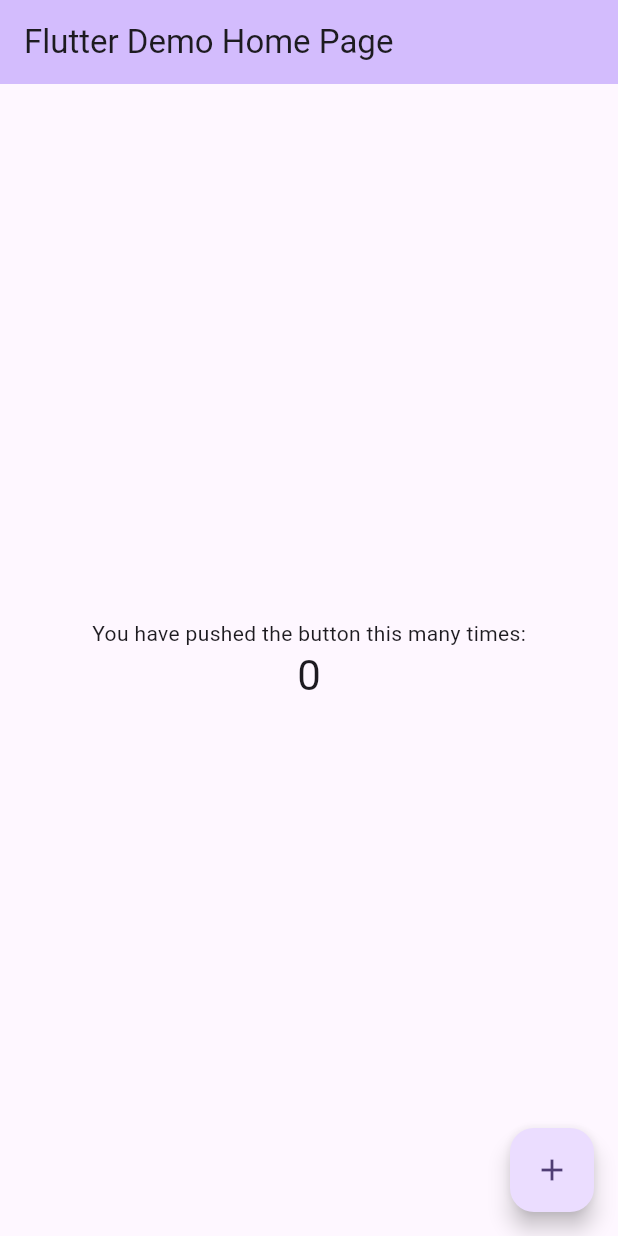
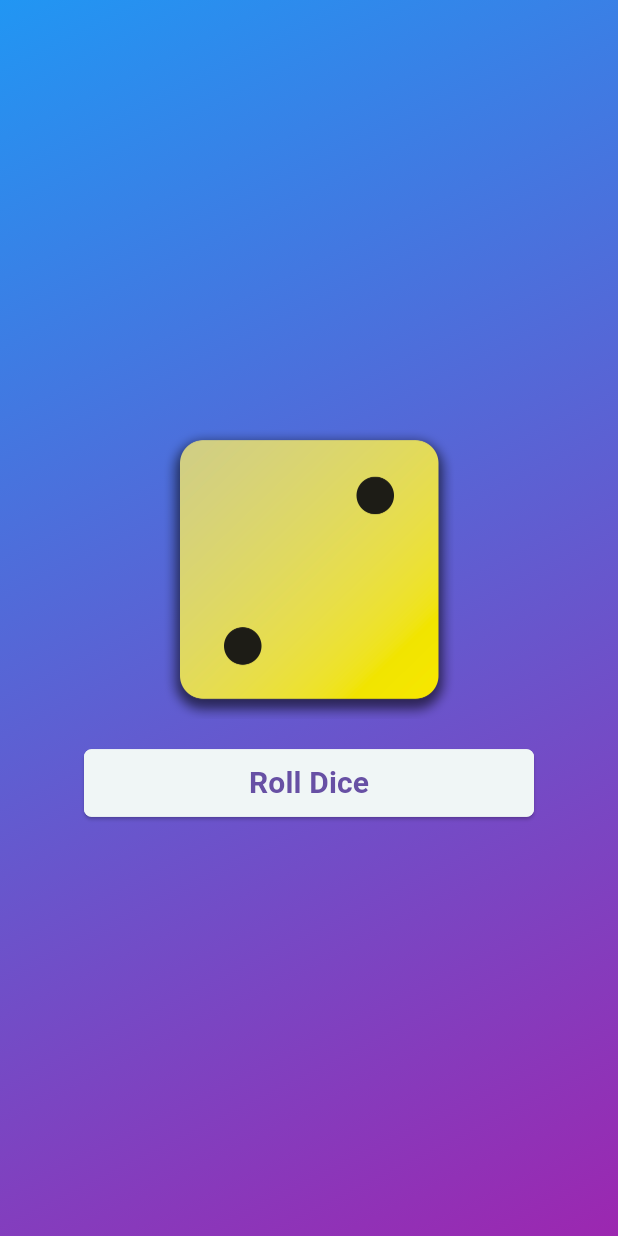
Before and after one commit to SRobles97/dice_app, a Flutter app: the screen it shows after launch, on a phone screen of 412 x 824 dp. Run offline on Flutter 3.47's test engine with Material 3 defaults, Android fonts, the phone set to English and light mode, and no system bars; our stand-ins replace flutter_animate.

Commit message:
Programada interacción con imagen y botón del dado

```diff
--- a/lib/main.dart
+++ b/lib/main.dart
@@ -1,125 +1,19 @@
 import 'package:flutter/material.dart';
 
+import 'package:dice_app/views/home_page.dart';
+
 void main() {
-  runApp(const MyApp());
+  runApp(const DiceApp());
 }
 
-class MyApp extends StatelessWidget {
-  const MyApp({super.key});
+class DiceApp extends StatelessWidget {
+  const DiceApp({super.key});
 
-  // This widget is the root of your application.
   @override
   Widget build(BuildContext context) {
-    return MaterialApp(
-      title: 'Flutter Demo',
-      theme: ThemeData(
-        // This is the theme of your application.
-        //
-        // TRY THIS: Try running your application with "flutter run". You'll see
-        // the application has a purple toolbar. Then, without quitting the app,
-        // try changing the seedColor in the colorScheme below to Colors.green
-        // and then invoke "hot reload" (save your changes or press the "hot
-        // reload" button in a Flutter-supported IDE, or press "r" if you used
-        // the command line to start the app).
-        //
-        // Notice that the counter didn't reset back to zero; the application
-        // state is not lost during the reload. To reset the state, use hot
-        // restart instead.
-        //
-        // This works for code too, not just values: Most code changes can be
-        // tested with just a hot reload.
-        colorScheme: ColorScheme.fromSeed(seedColor: Colors.deepPurple),
-        useMaterial3: true,
-      ),
-      home: const MyHomePage(title: 'Flutter Demo Home Page'),
+    return const MaterialApp(
+      title: 'Dice App',
+      home: HomePage(),
     );
   }
 }
-
-class MyHomePage extends StatefulWidget {
-  const MyHomePage({super.key, required this.title});
-
-  // This widget is the home page of your application. It is stateful, meaning
-  // that it has a State object (defined below) that contains fields that affect
-  // how it looks.
-
-  // This class is the configuration for the state. It holds the values (in this
-  // case the title) provided by the parent (in this case the App widget) and
-  // used by the build method of the State. Fields in a Widget subclass are
-  // always marked "final".
-
-  final String title;
-
-  @override
-  State<MyHomePage> createState() => _MyHomePageState();
-}
-
-class _MyHomePageState extends State<MyHomePage> {
-  int _counter = 0;
-
-  void _incrementCounter() {
-    setState(() {
-      // This call to setState tells the Flutter framework that something has
-      // changed in this State, which causes it to rerun the build method below
-      // so that the display can reflect the updated values. If we changed
-      // _counter without calling setState(), then the build method would not be
-      // called again, and so nothing would appear to happen.
-      _counter++;
-    });
-  }
-
-  @override
-  Widget build(BuildContext context) {
-    // This method is rerun every time setState is called, for instance as done
-    // by the _incrementCounter method above.
-    //
-    // The Flutter framework has been optimized to make rerunning build methods
-    // fast, so that you can just rebuild anything that needs updating rather
-    // than having to individually change instances of widgets.
-    return Scaffold(
-      appBar: AppBar(
-        // TRY THIS: Try changing the color here to a specific color (to
-        // Colors.amber, perhaps?) and trigger a hot reload to see the AppBar
-        // change color while the other colors stay the same.
-        backgroundColor: Theme.of(context).colorScheme.inversePrimary,
-        // Here we take the value from the MyHomePage object that was created by
-        // the App.build method, and use it to set our appbar title.
-        title: Text(widget.title),
-      ),
-      body: Center(
-        // Center is a layout widget. It takes a single child and positions it
-        // in the middle of the parent.
-        child: Column(
-          // Column is also a layout widget. It takes a list of children and
-          // arranges them vertically. By default, it sizes itself to fit its
-          // children horizontally, and tries to be as tall as its parent.
-          //
-          // Column has various properties to control how it sizes itself and
-          // how it positions its children. Here we use mainAxisAlignment to
-          // center the children vertically; the main axis here is the vertical
-          // axis because Columns are vertical (the cross axis would be
-          // horizontal).
-          //
-          // TRY THIS: Invoke "debug painting" (choose the "Toggle Debug Paint"
-          // action in the IDE, or press "p" in the console), to see the
-          // wireframe for each widget.
-          mainAxisAlignment: MainAxisAlignment.center,
-          children: <Widget>[
-            const Text(
-              'You have pushed the button this many times:',
-            ),
-            Text(
-              '$_counter',
-              style: Theme.of(context).textTheme.headlineMedium,
-            ),
-          ],
-        ),
-      ),
-      floatingActionButton: FloatingActionButton(
-        onPressed: _incrementCounter,
-        tooltip: 'Increment',
-        child: const Icon(Icons.add),
-      ), // This trailing comma makes auto-formatting nicer for build methods.
-    );
-  }
-}
--- /dev/null
+++ b/lib/views/home_page.dart
@@ -0,0 +1,60 @@
+import 'dart:math';
+
+import 'package:dice_app/widgets/gradient_container.dart';
+import 'package:dice_app/widgets/interactive_image.dart';
+import 'package:dice_app/widgets/styled_button.dart';
+import 'package:flutter/material.dart';
+
+class HomePage extends StatefulWidget {
+  const HomePage({Key? key}) : super(key: key);
+
+  @override
+  State<HomePage> createState() => _HomePageState();
+}
+
+class _HomePageState extends State<HomePage> {
+  String _diceImage = 'dice-2.png';
+  bool _isRolling = false;
+
+  void _rollDice() {
+    final random = Random();
+    final randomNumber = random.nextInt(6) + 1;
+    setState(() {
+      _diceImage = 'dice-$randomNumber.png';
+      _isRolling = true;
+    });
+    Future.delayed(const Duration(milliseconds: 500), () {
+      setState(() {
+        _isRolling = false;
+      });
+    });
+  }
+
+  @override
+  Widget build(BuildContext context) {
+    return Scaffold(
+        body: GradientContainer(
+      startColor: Colors.blue,
+      endColor: Colors.purple,
+      begin: Alignment.topLeft,
+      end: Alignment.bottomRight,
+      child: Column(
+        mainAxisAlignment: MainAxisAlignment.center,
+        children: [
+          InteractiveImage(
+              image: _diceImage,
+              width: 200,
+              onPressed: _rollDice,
+              isAnimated: _isRolling),
+          const SizedBox(height: 20),
+          StyledButton(
+            text: 'Roll Dice',
+            onPressed: _rollDice,
+            color: const Color(0xFFF0F6F6),
+            borderColor: const Color(0xFFF0F6F6),
+          )
+        ],
+      ),
+    ));
+  }
+}
--- /dev/null
+++ b/lib/widgets/gradient_container.dart
@@ -0,0 +1,36 @@
+import 'package:flutter/material.dart';
+
+class GradientContainer extends StatelessWidget {
+  final Widget child;
+  final Color? startColor;
+  final Color? endColor;
+  final AlignmentGeometry? begin;
+  final AlignmentGeometry? end;
+
+  const GradientContainer(
+      {Key? key,
+      required this.child,
+      this.startColor,
+      this.endColor,
+      this.begin,
+      this.end})
+      : super(key: key);
+
+  @override
+  Widget build(BuildContext context) {
+    return Container(
+      width: double.infinity,
+      decoration: BoxDecoration(
+        gradient: LinearGradient(
+          colors: [
+            startColor ?? const Color(0xFF7A3B69),
+            endColor ?? const Color(0xFF5B2A86),
+          ],
+          begin: begin ?? Alignment.topCenter,
+          end: end ?? Alignment.bottomCenter,
+        ),
+      ),
+      child: child,
+    );
+  }
+}
--- /dev/null
+++ b/lib/widgets/interactive_image.dart
@@ -0,0 +1,45 @@
+import 'package:flutter/material.dart';
+import 'package:flutter_animate/flutter_animate.dart';
+
+class InteractiveImage extends StatelessWidget {
+  final String image;
+  final double width;
+  final bool isAnimated;
+  final void Function() onPressed;
+
+  const InteractiveImage({
+    Key? key,
+    required this.image,
+    required this.width,
+    required this.onPressed,
+    this.isAnimated = false,
+  }) : super(key: key);
+
+  @override
+  Widget build(BuildContext context) {
+    return isAnimated
+        ? Animate(
+            effects: const [
+              ShakeEffect(
+                duration: Duration(milliseconds: 500),
+              ),
+            ],
+            child: Center(
+              child: InkWell(
+                  onTap: onPressed,
+                  child: Image.asset(
+                    'assets/images/$image',
+                    width: width,
+                  )),
+            ),
+          )
+        : Center(
+            child: InkWell(
+                onTap: onPressed,
+                child: Image.asset(
+                  'assets/images/$image',
+                  width: width,
+                )),
+          );
+  }
+}
--- /dev/null
+++ b/lib/widgets/styled_button.dart
@@ -0,0 +1,49 @@
+import 'package:flutter/material.dart';
+
+class StyledButton extends StatelessWidget {
+  final String text;
+  final double width;
+  final double height;
+  final Color color;
+  final Color borderColor;
+  final VoidCallback onPressed;
+
+  const StyledButton(
+      {Key? key,
+      required this.text,
+      required this.onPressed,
+      this.color = Colors.blue,
+      this.borderColor = Colors.blue,
+      this.width = 300,
+      this.height = 45})
+      : super(key: key);
+
+  @override
+  Widget build(BuildContext context) {
+    return SizedBox(
+      width: width,
+      height: height,
+      child: ElevatedButton(
+        onPressed: onPressed,
+        style: ElevatedButton.styleFrom(
+          padding: const EdgeInsets.symmetric(horizontal: 20),
+          backgroundColor: color,
+          shape: RoundedRectangleBorder(
+            borderRadius: BorderRadius.circular(5.0),
+          ),
+          side: BorderSide(
+            color: borderColor,
+            width: 2.0,
+          ),
+        ),
+        child: Text(
+          text,
+          style: const TextStyle(
+            fontSize: 20,
+            fontWeight: FontWeight.bold,
+          ),
+        ),
+      ),
+    );
+  }
+}
--- a/pubspec.yaml
+++ b/pubspec.yaml
@@ -30,6 +30,7 @@ environment:
 dependencies:
   flutter:
     sdk: flutter
+  flutter_animate: ^4.3.0
 
 
   # The following adds the Cupertino Icons font to your application.
@@ -59,8 +60,8 @@ flutter:
   uses-material-design: true
 
   # To add assets to your application, add an assets section, like this:
-  # assets:
-  #   - images/a_dot_burr.jpeg
+  assets:
+    - assets/images/
   #   - images/a_dot_ham.jpeg
 
   # An image asset can refer to one or more resolution-specific "variants", see
```
Also changed, not shown: assets/images/dice-1.png (added), assets/images/dice-2.png (added), assets/images/dice-3.png (added), assets/images/dice-4.png (added), assets/images/dice-5.png (added), assets/images/dice-6.png (added), pubspec.lock, 1 other file.
